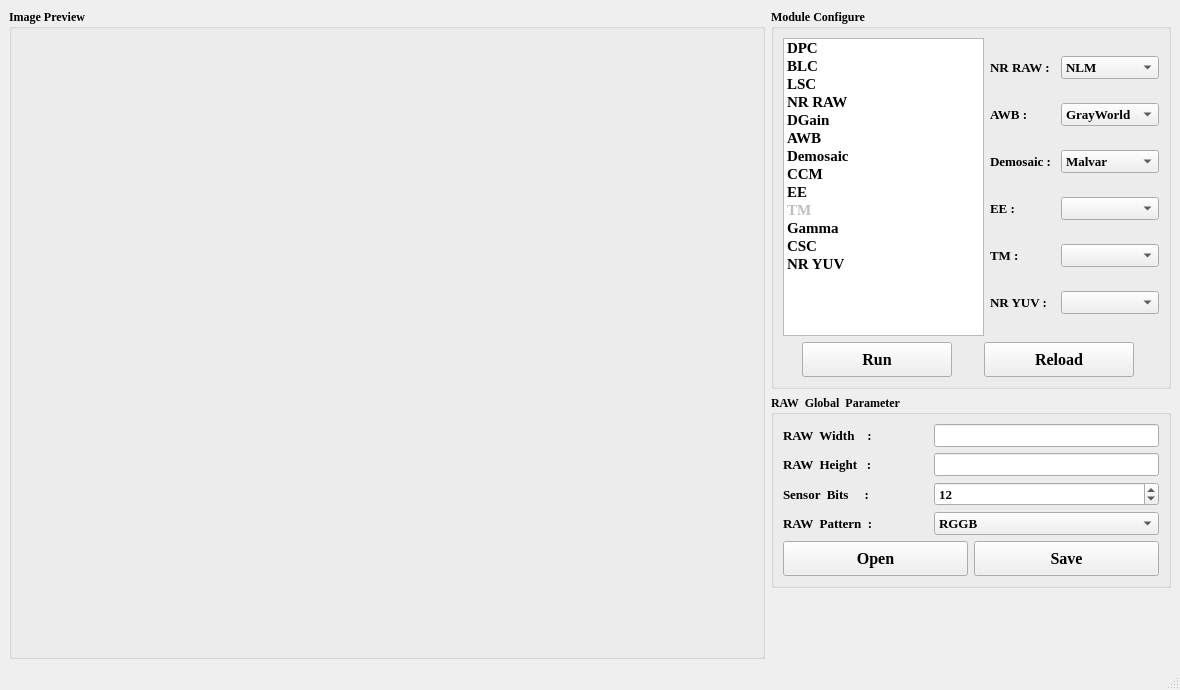
Qt form isp_tunning.ui (HuJingwen1211/MCISP) before a commit.
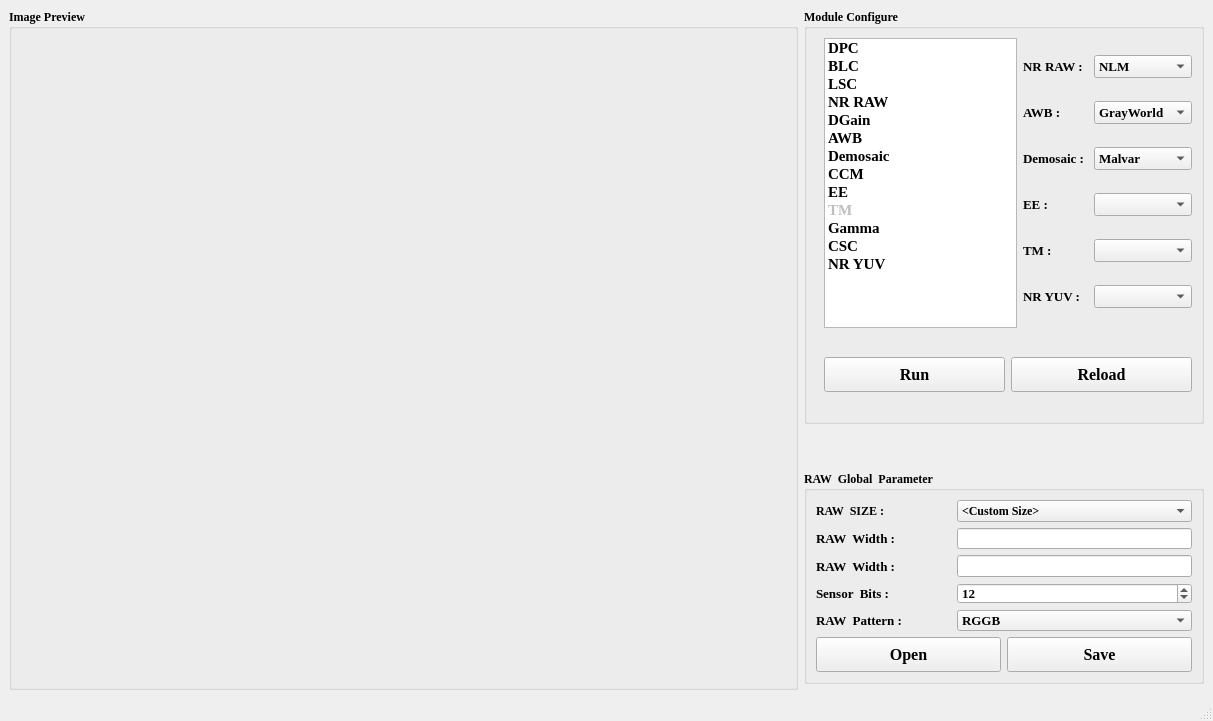
The same form after that commit.

Diff of the .ui file:
```diff
--- a/isp_tunning.ui
+++ b/isp_tunning.ui
@@ -6,8 +6,8 @@
    <rect>
     <x>0</x>
     <y>0</y>
-    <width>1180</width>
-    <height>690</height>
+    <width>1213</width>
+    <height>721</height>
    </rect>
   </property>
   <property name="minimumSize">
@@ -24,6 +24,326 @@
   </property>
   <widget class="QWidget" name="centralwidget">
    <layout class="QGridLayout" name="gridLayout_5">
+    <item row="0" column="0" rowspan="7">
+     <widget class="QGroupBox" name="image_preview_box">
+      <property name="enabled">
+       <bool>true</bool>
+      </property>
+      <property name="minimumSize">
+       <size>
+        <width>700</width>
+        <height>500</height>
+       </size>
+      </property>
+      <property name="font">
+       <font>
+        <family>Times New Roman</family>
+        <bold>true</bold>
+       </font>
+      </property>
+      <property name="title">
+       <string>Image Preview</string>
+      </property>
+      <layout class="QGridLayout" name="gridLayout_6">
+       <item row="0" column="0">
+        <layout class="QGridLayout" name="preview_layout">
+         <property name="spacing">
+          <number>0</number>
+         </property>
+        </layout>
+       </item>
+      </layout>
+     </widget>
+    </item>
+    <item row="5" column="1">
+     <widget class="QGroupBox" name="groupBox_2">
+      <property name="minimumSize">
+       <size>
+        <width>350</width>
+        <height>190</height>
+       </size>
+      </property>
+      <property name="maximumSize">
+       <size>
+        <width>400</width>
+        <height>230</height>
+       </size>
+      </property>
+      <property name="font">
+       <font>
+        <family>Times New Roman</family>
+        <bold>true</bold>
+       </font>
+      </property>
+      <property name="title">
+       <string>RAW  Global  Parameter</string>
+      </property>
+      <layout class="QGridLayout" name="gridLayout_4">
+       <item row="1" column="0">
+        <layout class="QHBoxLayout" name="horizontalLayout_2">
+         <item>
+          <widget class="QPushButton" name="btn_raw_open">
+           <property name="minimumSize">
+            <size>
+             <width>0</width>
+             <height>35</height>
+            </size>
+           </property>
+           <property name="font">
+            <font>
+             <family>Times New Roman</family>
+             <pointsize>12</pointsize>
+             <bold>true</bold>
+            </font>
+           </property>
+           <property name="text">
+            <string>Open</string>
+           </property>
+          </widget>
+         </item>
+         <item>
+          <widget class="QPushButton" name="btn_imsave">
+           <property name="minimumSize">
+            <size>
+             <width>0</width>
+             <height>35</height>
+            </size>
+           </property>
+           <property name="font">
+            <font>
+             <family>Times New Roman</family>
+             <pointsize>12</pointsize>
+             <bold>true</bold>
+            </font>
+           </property>
+           <property name="text">
+            <string>Save</string>
+           </property>
+          </widget>
+         </item>
+        </layout>
+       </item>
+       <item row="0" column="0">
+        <layout class="QGridLayout" name="gridLayout">
+         <item row="0" column="0">
+          <widget class="QLabel" name="label_11">
+           <property name="text">
+            <string>RAW  SIZE :                 </string>
+           </property>
+          </widget>
+         </item>
+         <item row="0" column="1">
+          <widget class="QComboBox" name="size_combox">
+           <item>
+            <property name="text">
+             <string>&lt;Custom Size&gt;</string>
+            </property>
+           </item>
+           <item>
+            <property name="text">
+             <string>VGA (640x480)</string>
+            </property>
+           </item>
+           <item>
+            <property name="text">
+             <string>WVGA (832x480)</string>
+            </property>
+           </item>
+           <item>
+            <property name="text">
+             <string>ITU (720x576)</string>
+            </property>
+           </item>
+           <item>
+            <property name="text">
+             <string>720P (1280x720)</string>
+            </property>
+           </item>
+           <item>
+            <property name="text">
+             <string>1080P (1920x1080)</string>
+            </property>
+           </item>
+           <item>
+            <property name="text">
+             <string>4K (3840x2160)</string>
+            </property>
+           </item>
+           <item>
+            <property name="text">
+             <string>XGA (1024x768)</string>
+            </property>
+           </item>
+           <item>
+            <property name="text">
+             <string>XGA+ (1280x960)</string>
+            </property>
+           </item>
+          </widget>
+         </item>
+         <item row="2" column="0">
+          <widget class="QLabel" name="label_2">
+           <property name="font">
+            <font>
+             <family>Times New Roman</family>
+             <pointsize>10</pointsize>
+             <bold>true</bold>
+            </font>
+           </property>
+           <property name="text">
+            <string>RAW  Width :                 </string>
+           </property>
+          </widget>
+         </item>
+         <item row="3" column="1">
+          <widget class="QSpinBox" name="spin_sensorbits">
+           <property name="font">
+            <font>
+             <family>Times New Roman</family>
+             <pointsize>10</pointsize>
+             <bold>true</bold>
+            </font>
+           </property>
+           <property name="minimum">
+            <number>8</number>
+           </property>
+           <property name="maximum">
+            <number>16</number>
+           </property>
+           <property name="value">
+            <number>12</number>
+           </property>
+          </widget>
+         </item>
+         <item row="1" column="0">
+          <widget class="QLabel" name="label">
+           <property name="font">
+            <font>
+             <family>Times New Roman</family>
+             <pointsize>10</pointsize>
+             <bold>true</bold>
+            </font>
+           </property>
+           <property name="text">
+            <string>RAW  Width :                 </string>
+           </property>
+          </widget>
+         </item>
+         <item row="2" column="1">
+          <widget class="QLineEdit" name="edit_imheight">
+           <property name="font">
+            <font>
+             <family>Times New Roman</family>
+             <pointsize>10</pointsize>
+             <bold>true</bold>
+            </font>
+           </property>
+          </widget>
+         </item>
+         <item row="1" column="1">
+          <widget class="QLineEdit" name="edit_imwidth">
+           <property name="font">
+            <font>
+             <family>Times New Roman</family>
+             <pointsize>10</pointsize>
+             <bold>true</bold>
+            </font>
+           </property>
+           <property name="text">
+            <string/>
+           </property>
+          </widget>
+         </item>
+         <item row="3" column="0">
+          <widget class="QLabel" name="label_3">
+           <property name="font">
+            <font>
+             <family>Times New Roman</family>
+             <pointsize>10</pointsize>
+             <bold>true</bold>
+            </font>
+           </property>
+           <property name="text">
+            <string>Sensor  Bits : </string>
+           </property>
+          </widget>
+         </item>
+         <item row="4" column="1">
+          <widget class="QComboBox" name="combx_impattern">
+           <property name="font">
+            <font>
+             <family>Times New Roman</family>
+             <pointsize>10</pointsize>
+             <bold>true</bold>
+            </font>
+           </property>
+           <item>
+            <property name="text">
+             <string>RGGB</string>
+            </property>
+           </item>
+           <item>
+            <property name="text">
+             <string>GRBG</string>
+            </property>
+           </item>
+           <item>
+            <property name="text">
+             <string>GBRG</string>
+            </property>
+           </item>
+           <item>
+            <property name="text">
+             <string>BGGR</string>
+            </property>
+           </item>
+          </widget>
+         </item>
+         <item row="4" column="0">
+          <widget class="QLabel" name="label_4">
+           <property name="font">
+            <font>
+             <family>Times New Roman</family>
+             <pointsize>10</pointsize>
+             <bold>true</bold>
+            </font>
+           </property>
+           <property name="text">
+            <string>RAW  Pattern :</string>
+           </property>
+          </widget>
+         </item>
+        </layout>
+       </item>
+       <item row="2" column="0">
+        <spacer name="verticalSpacer_2">
+         <property name="orientation">
+          <enum>Qt::Orientation::Vertical</enum>
+         </property>
+         <property name="sizeHint" stdset="0">
+          <size>
+           <width>20</width>
+           <height>40</height>
+          </size>
+         </property>
+        </spacer>
+       </item>
+      </layout>
+     </widget>
+    </item>
+    <item row="4" column="1">
+     <spacer name="verticalSpacer">
+      <property name="orientation">
+       <enum>Qt::Orientation::Vertical</enum>
+      </property>
+      <property name="sizeHint" stdset="0">
+       <size>
+        <width>20</width>
+        <height>40</height>
+       </size>
+      </property>
+     </spacer>
+    </item>
     <item row="0" column="1">
      <widget class="QGroupBox" name="groupBox">
       <property name="minimumSize">
@@ -47,48 +367,10 @@
       <property name="title">
        <string>Module Configure</string>
       </property>
-      <layout class="QGridLayout" name="gridLayout_4">
-       <item row="1" column="4">
-        <widget class="QPushButton" name="btn_update">
-         <property name="minimumSize">
-          <size>
-           <width>150</width>
-           <height>35</height>
-          </size>
-         </property>
-         <property name="font">
-          <font>
-           <family>Times New Roman</family>
-           <pointsize>12</pointsize>
-           <bold>true</bold>
-          </font>
-         </property>
-         <property name="text">
-          <string>Reload</string>
-         </property>
-        </widget>
-       </item>
-       <item row="1" column="1">
-        <widget class="QPushButton" name="btn_isp_run">
-         <property name="minimumSize">
-          <size>
-           <width>150</width>
-           <height>35</height>
-          </size>
-         </property>
-         <property name="font">
-          <font>
-           <family>Times New Roman</family>
-           <pointsize>12</pointsize>
-           <bold>true</bold>
-          </font>
-         </property>
-         <property name="text">
-          <string>Run</string>
-         </property>
-        </widget>
-       </item>
-       <item row="0" column="0" colspan="7">
+      <layout class="QGridLayout" name="gridLayout_3">
+       <item row="0" column="1" colspan="2">
+        <layout class="QVBoxLayout" name="verticalLayout">
+         <item>
         <layout class="QHBoxLayout" name="horizontalLayout">
          <item>
           <widget class="QListWidget" name="listWidget">
@@ -292,8 +574,8 @@
            <property name="sizeConstraint">
             <enum>QLayout::SizeConstraint::SetFixedSize</enum>
            </property>
-           <item row="0" column="0">
-            <widget class="QLabel" name="label_5">
+             <item row="3" column="0">
+              <widget class="QLabel" name="label_8">
              <property name="font">
               <font>
                <family>Times New Roman</family>
@@ -302,12 +584,12 @@
               </font>
              </property>
              <property name="text">
-              <string>NR RAW : </string>
+                <string>EE :</string>
              </property>
             </widget>
            </item>
-           <item row="0" column="1">
-            <widget class="QComboBox" name="combx_NR_RAW">
+             <item row="3" column="1">
+              <widget class="QComboBox" name="combx_EE">
              <property name="font">
               <font>
                <family>Times New Roman</family>
@@ -315,15 +597,10 @@
                <bold>true</bold>
               </font>
              </property>
-             <item>
-              <property name="text">
-               <string>NLM</string>
-              </property>
-             </item>
-            </widget>
-           </item>
-           <item row="1" column="0">
-            <widget class="QLabel" name="label_6">
+              </widget>
+             </item>
+             <item row="2" column="0">
+              <widget class="QLabel" name="label_7">
              <property name="font">
               <font>
                <family>Times New Roman</family>
@@ -332,7 +609,18 @@
               </font>
              </property>
              <property name="text">
-              <string>AWB :</string>
+                <string>Demosaic : </string>
+               </property>
+              </widget>
+             </item>
+             <item row="5" column="1">
+              <widget class="QComboBox" name="comboBox_6">
+               <property name="font">
+                <font>
+                 <family>Times New Roman</family>
+                 <pointsize>10</pointsize>
+                 <bold>true</bold>
+                </font>
              </property>
             </widget>
            </item>
@@ -367,8 +655,8 @@
              </item>
             </widget>
            </item>
-           <item row="2" column="0">
-            <widget class="QLabel" name="label_7">
+             <item row="0" column="0">
+              <widget class="QLabel" name="label_5">
              <property name="font">
               <font>
                <family>Times New Roman</family>
@@ -377,73 +665,7 @@
               </font>
              </property>
              <property name="text">
-              <string>Demosaic : </string>
-             </property>
-            </widget>
-           </item>
-           <item row="2" column="1">
-            <widget class="QComboBox" name="combx_Demosaic">
-             <property name="font">
-              <font>
-               <family>Times New Roman</family>
-               <pointsize>10</pointsize>
-               <bold>true</bold>
-              </font>
-             </property>
-             <item>
-              <property name="text">
-               <string>Malvar</string>
-              </property>
-             </item>
-            </widget>
-           </item>
-           <item row="3" column="0">
-            <widget class="QLabel" name="label_8">
-             <property name="font">
-              <font>
-               <family>Times New Roman</family>
-               <pointsize>10</pointsize>
-               <bold>true</bold>
-              </font>
-             </property>
-             <property name="text">
-              <string>EE :</string>
-             </property>
-            </widget>
-           </item>
-           <item row="3" column="1">
-            <widget class="QComboBox" name="combx_EE">
-             <property name="font">
-              <font>
-               <family>Times New Roman</family>
-               <pointsize>10</pointsize>
-               <bold>true</bold>
-              </font>
-             </property>
-            </widget>
-           </item>
-           <item row="4" column="0">
-            <widget class="QLabel" name="label_9">
-             <property name="font">
-              <font>
-               <family>Times New Roman</family>
-               <pointsize>10</pointsize>
-               <bold>true</bold>
-              </font>
-             </property>
-             <property name="text">
-              <string>TM :</string>
-             </property>
-            </widget>
-           </item>
-           <item row="4" column="1">
-            <widget class="QComboBox" name="combx_TM">
-             <property name="font">
-              <font>
-               <family>Times New Roman</family>
-               <pointsize>10</pointsize>
-               <bold>true</bold>
-              </font>
+                <string>NR RAW : </string>
              </property>
             </widget>
            </item>
@@ -461,8 +683,8 @@
              </property>
             </widget>
            </item>
-           <item row="5" column="1">
-            <widget class="QComboBox" name="comboBox_6">
+             <item row="4" column="0">
+              <widget class="QLabel" name="label_9">
              <property name="font">
               <font>
                <family>Times New Roman</family>
@@ -470,24 +692,130 @@
                <bold>true</bold>
               </font>
              </property>
-            </widget>
-           </item>
+               <property name="text">
+                <string>TM :</string>
+               </property>
+              </widget>
+             </item>
+             <item row="4" column="1">
+              <widget class="QComboBox" name="combx_TM">
+               <property name="font">
+                <font>
+                 <family>Times New Roman</family>
+                 <pointsize>10</pointsize>
+                 <bold>true</bold>
+                </font>
+               </property>
+              </widget>
+             </item>
+             <item row="0" column="1">
+              <widget class="QComboBox" name="combx_NR_RAW">
+               <property name="font">
+                <font>
+                 <family>Times New Roman</family>
+                 <pointsize>10</pointsize>
+                 <bold>true</bold>
+                </font>
+               </property>
+               <item>
+                <property name="text">
+                 <string>NLM</string>
+                </property>
+               </item>
+              </widget>
+             </item>
+             <item row="1" column="0">
+              <widget class="QLabel" name="label_6">
+               <property name="font">
+                <font>
+                 <family>Times New Roman</family>
+                 <pointsize>10</pointsize>
+                 <bold>true</bold>
+                </font>
+               </property>
+               <property name="text">
+                <string>AWB :</string>
+               </property>
+              </widget>
+             </item>
+             <item row="2" column="1">
+              <widget class="QComboBox" name="combx_Demosaic">
+               <property name="font">
+                <font>
+                 <family>Times New Roman</family>
+                 <pointsize>10</pointsize>
+                 <bold>true</bold>
+                </font>
+               </property>
+               <item>
+                <property name="text">
+                 <string>Malvar</string>
+                </property>
+               </item>
+              </widget>
+             </item>
           </layout>
          </item>
         </layout>
        </item>
-       <item row="1" column="6">
-        <spacer name="horizontalSpacer_2">
+         <item>
+          <spacer name="verticalSpacer_3">
          <property name="orientation">
-          <enum>Qt::Orientation::Horizontal</enum>
+            <enum>Qt::Orientation::Vertical</enum>
          </property>
          <property name="sizeHint" stdset="0">
           <size>
-           <width>40</width>
-           <height>20</height>
+             <width>20</width>
+             <height>40</height>
           </size>
          </property>
         </spacer>
+         </item>
+         <item>
+          <layout class="QHBoxLayout" name="horizontalLayout_3">
+           <item>
+            <widget class="QPushButton" name="btn_isp_run">
+             <property name="minimumSize">
+              <size>
+               <width>150</width>
+               <height>35</height>
+              </size>
+             </property>
+             <property name="font">
+              <font>
+               <family>Times New Roman</family>
+               <pointsize>12</pointsize>
+               <bold>true</bold>
+              </font>
+             </property>
+             <property name="text">
+              <string>Run</string>
+             </property>
+            </widget>
+           </item>
+           <item>
+            <widget class="QPushButton" name="btn_update">
+             <property name="minimumSize">
+              <size>
+               <width>150</width>
+               <height>35</height>
+              </size>
+             </property>
+             <property name="font">
+              <font>
+               <family>Times New Roman</family>
+               <pointsize>12</pointsize>
+               <bold>true</bold>
+              </font>
+             </property>
+             <property name="text">
+              <string>Reload</string>
+             </property>
+            </widget>
+           </item>
+          </layout>
+         </item>
+        </layout>
        </item>
        <item row="1" column="0">
         <spacer name="horizontalSpacer">
@@ -502,7 +830,7 @@
          </property>
         </spacer>
        </item>
-       <item row="1" column="3">
+       <item row="1" column="1">
         <spacer name="horizontalSpacer_3">
          <property name="orientation">
           <enum>Qt::Orientation::Horizontal</enum>
@@ -515,249 +843,18 @@
          </property>
         </spacer>
        </item>
-      </layout>
-     </widget>
-    </item>
-    <item row="0" column="0" rowspan="3">
-     <widget class="QGroupBox" name="image_preview_box">
-      <property name="enabled">
-       <bool>true</bool>
-      </property>
-      <property name="minimumSize">
-       <size>
-        <width>700</width>
-        <height>500</height>
-       </size>
-      </property>
-      <property name="font">
-       <font>
-        <family>Times New Roman</family>
-        <bold>true</bold>
-       </font>
-      </property>
-      <property name="title">
-       <string>Image Preview</string>
-      </property>
-      <layout class="QGridLayout" name="gridLayout_6">
-       <item row="0" column="0">
-        <layout class="QGridLayout" name="preview_layout">
-         <property name="spacing">
-          <number>0</number>
-         </property>
-        </layout>
-       </item>
-      </layout>
-     </widget>
-    </item>
-    <item row="2" column="1">
-     <spacer name="verticalSpacer">
+       <item row="1" column="2">
+        <spacer name="horizontalSpacer_2">
       <property name="orientation">
-       <enum>Qt::Orientation::Vertical</enum>
+          <enum>Qt::Orientation::Horizontal</enum>
       </property>
       <property name="sizeHint" stdset="0">
        <size>
-        <width>20</width>
-        <height>28</height>
+           <width>40</width>
+           <height>20</height>
        </size>
       </property>
      </spacer>
-    </item>
-    <item row="1" column="1">
-     <widget class="QGroupBox" name="groupBox_2">
-      <property name="minimumSize">
-       <size>
-        <width>350</width>
-        <height>190</height>
-       </size>
-      </property>
-      <property name="maximumSize">
-       <size>
-        <width>400</width>
-        <height>230</height>
-       </size>
-      </property>
-      <property name="font">
-       <font>
-        <family>Times New Roman</family>
-        <bold>true</bold>
-       </font>
-      </property>
-      <property name="title">
-       <string>RAW  Global  Parameter</string>
-      </property>
-      <layout class="QGridLayout" name="gridLayout_3">
-       <item row="0" column="0" colspan="2">
-        <layout class="QGridLayout" name="gridLayout">
-         <item row="0" column="1">
-          <widget class="QLineEdit" name="edit_imwidth">
-           <property name="font">
-            <font>
-             <family>Times New Roman</family>
-             <pointsize>10</pointsize>
-             <bold>true</bold>
-            </font>
-           </property>
-          </widget>
-         </item>
-         <item row="1" column="0">
-          <widget class="QLabel" name="label_2">
-           <property name="font">
-            <font>
-             <family>Times New Roman</family>
-             <pointsize>10</pointsize>
-             <bold>true</bold>
-            </font>
-           </property>
-           <property name="text">
-            <string>RAW  Height   :</string>
-           </property>
-          </widget>
-         </item>
-         <item row="1" column="1">
-          <widget class="QLineEdit" name="edit_imheight">
-           <property name="font">
-            <font>
-             <family>Times New Roman</family>
-             <pointsize>10</pointsize>
-             <bold>true</bold>
-            </font>
-           </property>
-          </widget>
-         </item>
-         <item row="2" column="0">
-          <widget class="QLabel" name="label_3">
-           <property name="font">
-            <font>
-             <family>Times New Roman</family>
-             <pointsize>10</pointsize>
-             <bold>true</bold>
-            </font>
-           </property>
-           <property name="text">
-            <string>Sensor  Bits     : </string>
-           </property>
-          </widget>
-         </item>
-         <item row="2" column="1">
-          <widget class="QSpinBox" name="spin_sensorbits">
-           <property name="font">
-            <font>
-             <family>Times New Roman</family>
-             <pointsize>10</pointsize>
-             <bold>true</bold>
-            </font>
-           </property>
-           <property name="minimum">
-            <number>8</number>
-           </property>
-           <property name="maximum">
-            <number>16</number>
-           </property>
-           <property name="value">
-            <number>12</number>
-           </property>
-          </widget>
-         </item>
-         <item row="3" column="0">
-          <widget class="QLabel" name="label_4">
-           <property name="font">
-            <font>
-             <family>Times New Roman</family>
-             <pointsize>10</pointsize>
-             <bold>true</bold>
-            </font>
-           </property>
-           <property name="text">
-            <string>RAW  Pattern  :</string>
-           </property>
-          </widget>
-         </item>
-         <item row="3" column="1">
-          <widget class="QComboBox" name="combx_impattern">
-           <property name="font">
-            <font>
-             <family>Times New Roman</family>
-             <pointsize>10</pointsize>
-             <bold>true</bold>
-            </font>
-           </property>
-           <item>
-            <property name="text">
-             <string>RGGB</string>
-            </property>
-           </item>
-           <item>
-            <property name="text">
-             <string>GRBG</string>
-            </property>
-           </item>
-           <item>
-            <property name="text">
-             <string>GBRG</string>
-            </property>
-           </item>
-           <item>
-            <property name="text">
-             <string>BGGR</string>
-            </property>
-           </item>
-          </widget>
-         </item>
-         <item row="0" column="0">
-          <widget class="QLabel" name="label">
-           <property name="font">
-            <font>
-             <family>Times New Roman</family>
-             <pointsize>10</pointsize>
-             <bold>true</bold>
-            </font>
-           </property>
-           <property name="text">
-            <string>RAW  Width    :                 </string>
-           </property>
-          </widget>
-         </item>
-        </layout>
-       </item>
-       <item row="1" column="0">
-        <widget class="QPushButton" name="btn_raw_open">
-         <property name="minimumSize">
-          <size>
-           <width>0</width>
-           <height>35</height>
-          </size>
-         </property>
-         <property name="font">
-          <font>
-           <family>Times New Roman</family>
-           <pointsize>12</pointsize>
-           <bold>true</bold>
-          </font>
-         </property>
-         <property name="text">
-          <string>Open</string>
-         </property>
-        </widget>
-       </item>
-       <item row="1" column="1">
-        <widget class="QPushButton" name="btn_imsave">
-         <property name="minimumSize">
-          <size>
-           <width>0</width>
-           <height>35</height>
-          </size>
-         </property>
-         <property name="font">
-          <font>
-           <family>Times New Roman</family>
-           <pointsize>12</pointsize>
-           <bold>true</bold>
-          </font>
-         </property>
-         <property name="text">
-          <string>Save</string>
-         </property>
-        </widget>
        </item>
       </layout>
      </widget>
```
Lines whose indentation alone changed are shown as unchanged.
